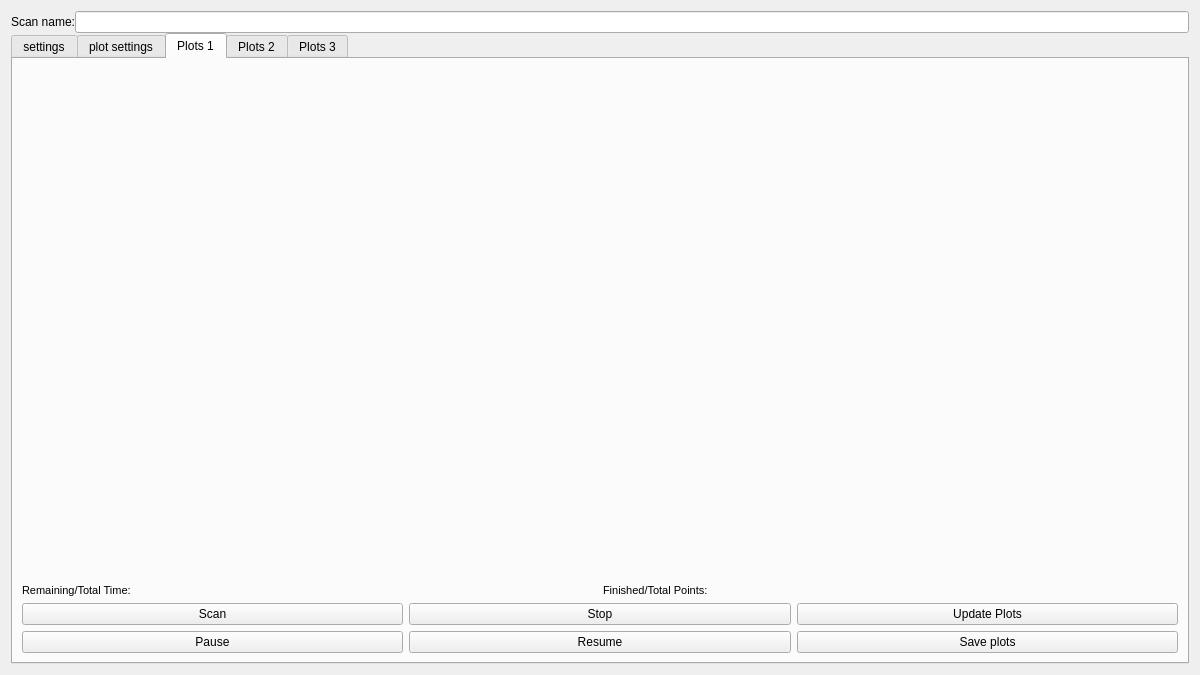
Qt form core/ui/scan.ui (lictailer/zmeter) before a commit.
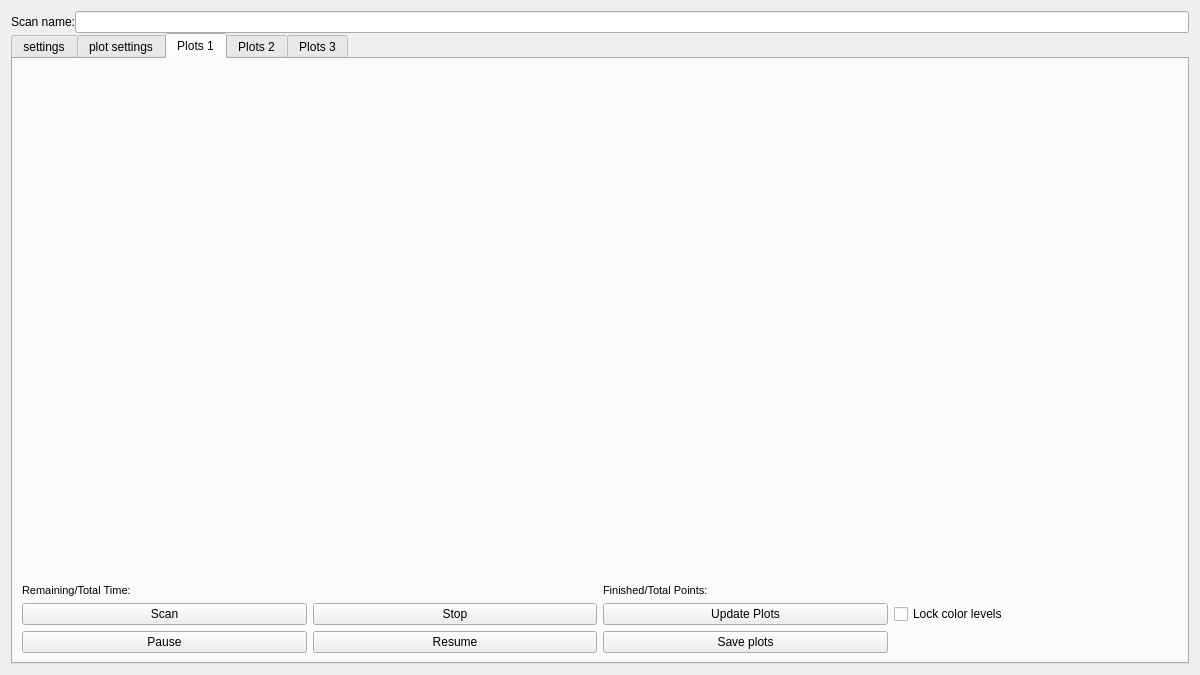
The same form after that commit. The open tabs and pages were chosen to show the change.

Commit message: Redraw live plots on a timer so fast scans no longer back up

The edit to the form file:
```diff
--- a/core/ui/scan.ui
+++ b/core/ui/scan.ui
@@ -376,6 +376,16 @@
            </property>
           </widget>
          </item>
+         <item row="0" column="3">
+          <widget class="QCheckBox" name="lock_levels_checkbox_1">
+           <property name="toolTip">
+            <string>Keep the current colour-map levels of the image plots on this tab. Drag the colour bar to set them; untick to fit them to the data again.</string>
+           </property>
+           <property name="text">
+            <string>Lock color levels</string>
+           </property>
+          </widget>
+         </item>
          <item row="2" column="2">
           <widget class="QPushButton" name="save_plots_button_1">
            <property name="text">
```
Left out of the diff: 20 changed lines with no effect on the pictures. The commit also changes 5 other files.
